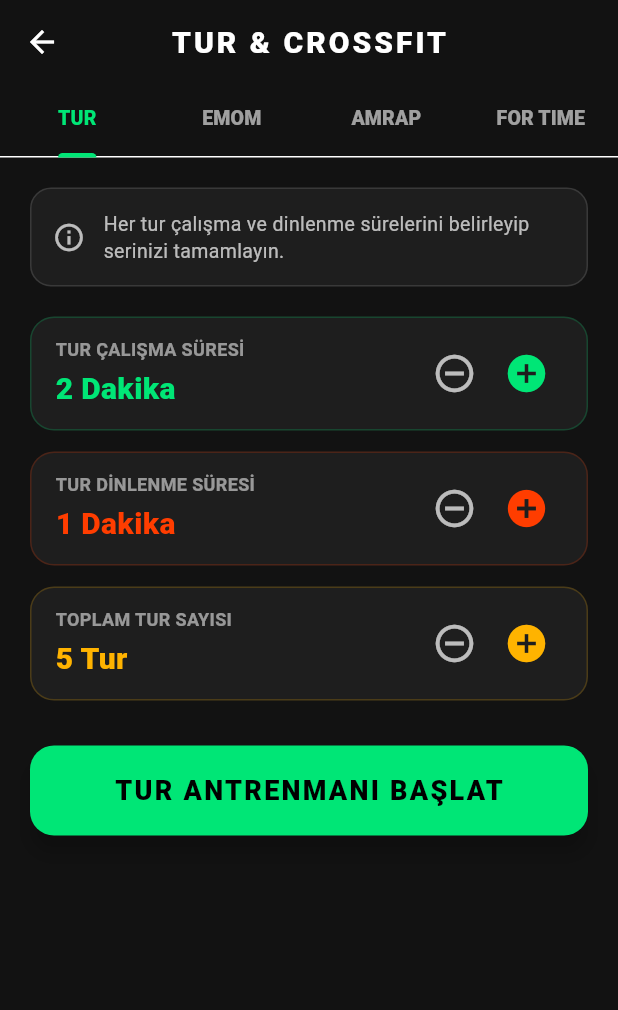
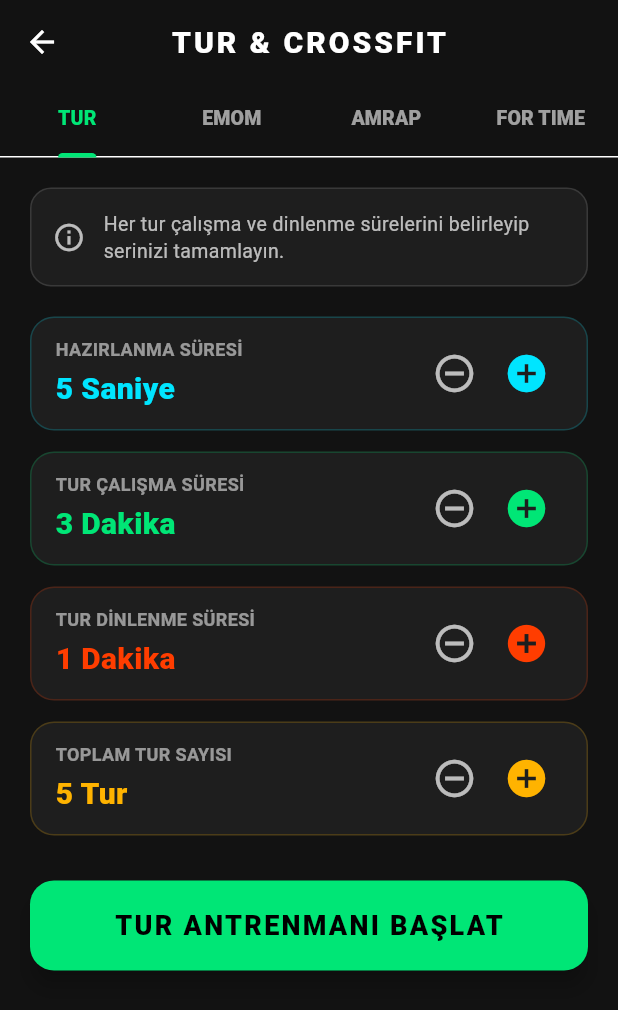
Before and after one commit to murat-ege/mytimer, a Flutter app: the RoundsScreen screen opened directly, after a tap on the "remove circle outline" icon, on a phone screen of 412 x 824 dp. Shown: the top 1010 px of the screen. Run offline on Flutter 3.47's test engine with Material 3 defaults, Android fonts, the phone set to English and light mode, and no system bars; our stand-ins replace audioplayers, flutter_local_notifications, hive_ce_flutter, shared_preferences, wakelock_plus; accounts and stored records are empty.

Commit message:
feat: Make preparation duration the first action in Tabata and Rounds screens

```diff
--- a/lib/screens/rounds_screen.dart
+++ b/lib/screens/rounds_screen.dart
@@ -14,6 +14,9 @@
 class _RoundsScreenState extends State<RoundsScreen>
     with SingleTickerProviderStateMixin {
   late TabController _tabController;
+
+  // Preparation state
+  int _prepSeconds = 10;
 
   // Rounds Mode state
   int _roundWorkMinutes = 3;
@@ -46,7 +49,7 @@
     final routine = CustomRoutine(
       id: 'rounds_${now.millisecondsSinceEpoch}',
       name: '$_roundsCount TUR ANTRENMAN',
-      prepSeconds: 10,
+      prepSeconds: _prepSeconds,
       rounds: _roundsCount,
       intervals: [
         IntervalStep(
@@ -75,7 +78,7 @@
     final routine = CustomRoutine(
       id: 'emom_${now.millisecondsSinceEpoch}',
       name: 'EMOM $_emomMinutes DK',
-      prepSeconds: 10,
+      prepSeconds: _prepSeconds,
       rounds: _emomMinutes,
       intervals: const [
         IntervalStep(
@@ -103,7 +106,7 @@
     final routine = CustomRoutine(
       id: 'amrap_${now.millisecondsSinceEpoch}',
       name: 'AMRAP $_amrapMinutes DK',
-      prepSeconds: 10,
+      prepSeconds: _prepSeconds,
       rounds: 1,
       intervals: [
         IntervalStep(
@@ -125,7 +128,7 @@
     final routine = CustomRoutine(
       id: 'fortime_${now.millisecondsSinceEpoch}',
       name: 'FOR TIME ($_forTimeCapMinutes DK CAP)',
-      prepSeconds: 10,
+      prepSeconds: _prepSeconds,
       rounds: 1,
       intervals: [
         IntervalStep(
@@ -204,6 +207,16 @@
         children: [
           _buildInfoBanner('Her tur çalışma ve dinlenme sürelerini belirleyip serinizi tamamlayın.'),
           const SizedBox(height: 20),
+          // 1. Hazırlanma Control (FIRST ACTION)
+          _buildStepperCard(
+            title: 'HAZIRLANMA SÜRESİ',
+            valueText: '$_prepSeconds Saniye',
+            color: const Color(0xFF00E5FF),
+            onDec: () => setState(() { if (_prepSeconds > 0) _prepSeconds -= 5; }),
+            onInc: () => setState(() => _prepSeconds += 5),
+          ),
+          const SizedBox(height: 14),
+          // 2. Tur Çalışma Süresi
           _buildStepperCard(
             title: 'TUR ÇALIŞMA SÜRESİ',
             valueText: '$_roundWorkMinutes Dakika',
@@ -212,6 +225,7 @@
             onInc: () => setState(() => _roundWorkMinutes++),
           ),
           const SizedBox(height: 14),
+          // 3. Tur Dinlenme Süresi
           _buildStepperCard(
             title: 'TUR DİNLENME SÜRESİ',
             valueText: '$_roundRestMinutes Dakika',
@@ -220,6 +234,7 @@
             onInc: () => setState(() => _roundRestMinutes++),
           ),
           const SizedBox(height: 14),
+          // 4. Toplam Tur Sayısı
           _buildStepperCard(
             title: 'TOPLAM TUR SAYISI',
             valueText: '$_roundsCount Tur',
@@ -241,6 +256,16 @@
         children: [
           _buildInfoBanner('EMOM (Every Minute on the Minute): Her dakikanın başında belirlenen tekrarı yapın, kalan sürede dinlenin.'),
           const SizedBox(height: 20),
+          // 1. Hazırlanma Control (FIRST ACTION)
+          _buildStepperCard(
+            title: 'HAZIRLANMA SÜRESİ',
+            valueText: '$_prepSeconds Saniye',
+            color: const Color(0xFF00E5FF),
+            onDec: () => setState(() { if (_prepSeconds > 0) _prepSeconds -= 5; }),
+            onInc: () => setState(() => _prepSeconds += 5),
+          ),
+          const SizedBox(height: 14),
+          // 2. Toplam Dakika
           _buildStepperCard(
             title: 'TOPLAM DAKİKA',
             valueText: '$_emomMinutes Dakika',
@@ -262,6 +287,16 @@
         children: [
           _buildInfoBanner('AMRAP (As Many Rounds As Possible): Verilen süre boyunca mümkün olan en fazla tur veya tekrarı tamamlayın.'),
           const SizedBox(height: 20),
+          // 1. Hazırlanma Control (FIRST ACTION)
+          _buildStepperCard(
+            title: 'HAZIRLANMA SÜRESİ',
+            valueText: '$_prepSeconds Saniye',
+            color: const Color(0xFF00E5FF),
+            onDec: () => setState(() { if (_prepSeconds > 0) _prepSeconds -= 5; }),
+            onInc: () => setState(() => _prepSeconds += 5),
+          ),
+          const SizedBox(height: 14),
+          // 2. AMRAP Süresi
           _buildStepperCard(
             title: 'AMRAP SÜRESİ',
             valueText: '$_amrapMinutes Dakika',
@@ -283,6 +318,16 @@
         children: [
           _buildInfoBanner('FOR TIME: Verilen egzersizleri zaman sınırından (Time Cap) önce en hızlı sürede tamamlayın.'),
           const SizedBox(height: 20),
+          // 1. Hazırlanma Control (FIRST ACTION)
+          _buildStepperCard(
+            title: 'HAZIRLANMA SÜRESİ',
+            valueText: '$_prepSeconds Saniye',
+            color: const Color(0xFF00E5FF),
+            onDec: () => setState(() { if (_prepSeconds > 0) _prepSeconds -= 5; }),
+            onInc: () => setState(() => _prepSeconds += 5),
+          ),
+          const SizedBox(height: 14),
+          // 2. Time Cap
           _buildStepperCard(
             title: 'TIME CAP (ZAMAN SINIRI)',
             valueText: '$_forTimeCapMinutes Dakika',
```
Also changed, not shown: lib/screens/tabata_screen.dart (+19 -19 lines).
